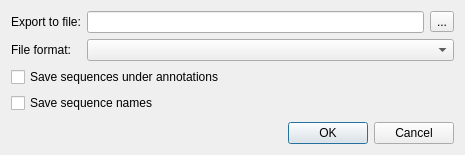
violethaze74/ugene, file src/corelibs/U2Gui/src/util/ui/ExportAnnotationsDialog.ui: the form before one commit.
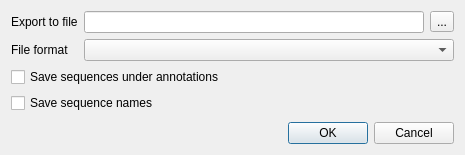
The form after the commit.

```diff
--- a/src/corelibs/U2Gui/src/util/ui/ExportAnnotationsDialog.ui
+++ b/src/corelibs/U2Gui/src/util/ui/ExportAnnotationsDialog.ui
@@ -22,7 +22,7 @@
      <item row="0" column="0">
       <widget class="QLabel" name="label">
        <property name="text">
-        <string>Export to file:</string>
+        <string>Export to file</string>
        </property>
       </widget>
      </item>
@@ -46,7 +46,7 @@
      <item row="1" column="0">
       <widget class="QLabel" name="label_2">
        <property name="text">
-        <string>File format:</string>
+        <string>File format</string>
        </property>
       </widget>
      </item>
```
